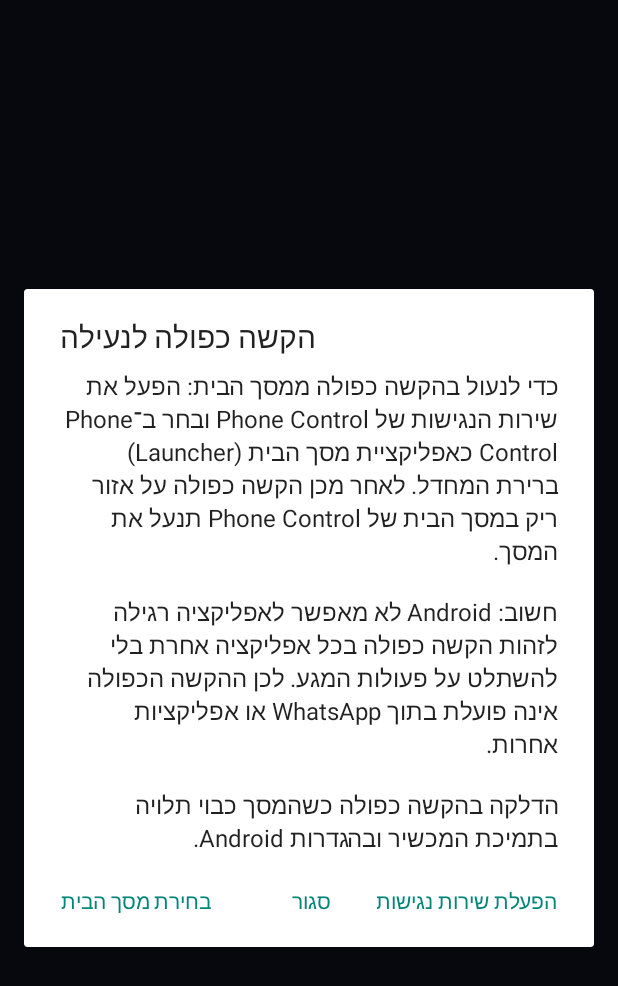
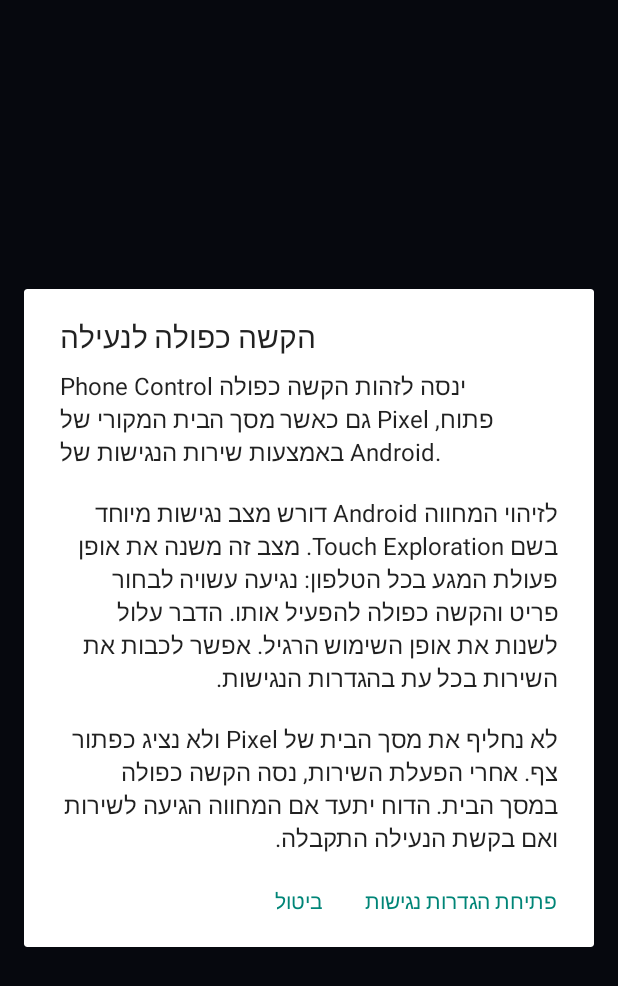
Before and after one commit to sjsjsjhshss823-glitch/Controls-the-phone, an Android app: the MainActivity screen opened directly, with no data from a screen before it, after a tap on "הגדרות הקשה כפולה ⚙", on a phone screen of 412 x 824 dp. Shown: the top 986 px of the screen. Run offline under Robolectric (Android 15) with nearby library versions, the phone set to English and light mode, and no system bars.

Commit message:
Keep Pixel Launcher and remove floating control overlay

```diff
--- a/app/src/main/java/com/phonecontrol/launcher/MainActivity.kt
+++ b/app/src/main/java/com/phonecontrol/launcher/MainActivity.kt
@@ -54,7 +54,7 @@ class MainActivity : Activity() {
         loadApps()
         buildInterface()
         startService(Intent(this, ControlNotificationService::class.java))
-        ensureOverlayControls()
+        stopService(Intent(this, FloatingControlService::class.java))
         handleControlAction(intent)
         showHome()
     }
@@ -62,18 +62,7 @@ class MainActivity : Activity() {
     override fun onResume() {
         super.onResume()
         DiagnosticLogger.record(this, "ACTIVITY_ON_RESUME", "drawerOpen=$drawerOpen")
-        if (Settings.canDrawOverlays(this)) {
-            startService(Intent(this, FloatingControlService::class.java))
-        }
-    }
-
-    private fun ensureOverlayControls() {
-        if (Settings.canDrawOverlays(this)) {
-            startService(Intent(this, FloatingControlService::class.java))
-        } else {
-            Toast.makeText(this, "כדי להציג את מסך השליטה מעל כל אפליקציה, יש לאשר הצגה מעל אפליקציות אחרות", Toast.LENGTH_LONG).show()
-            startActivity(Intent(Settings.ACTION_MANAGE_OVERLAY_PERMISSION, Uri.parse("package:$packageName")))
-        }
+        stopService(Intent(this, FloatingControlService::class.java))
     }
 
     override fun onNewIntent(intent: Intent) {
@@ -485,19 +474,12 @@ class MainActivity : Activity() {
     }
 
     private fun showDoubleTapHelp() {
-        val message = "כדי לנעול בהקשה כפולה ממסך הבית: הפעל את שירות הנגישות של Phone Control ובחר ב־Phone Control כאפליקציית מסך הבית (Launcher) ברירת המחדל. לאחר מכן הקשה כפולה על אזור ריק במסך הבית של Phone Control תנעל את המסך.\n\nחשוב: Android לא מאפשר לאפליקציה רגילה לזהות הקשה כפולה בכל אפליקציה אחרת בלי להשתלט על פעולות המגע. לכן ההקשה הכפולה אינה פועלת בתוך WhatsApp או אפליקציות אחרות.\n\nהדלקה בהקשה כפולה כשהמסך כבוי תלויה בתמיכת המכשיר ובהגדרות Android."
+        val message = "Phone Control ינסה לזהות הקשה כפולה גם כאשר מסך הבית המקורי של Pixel פתוח, באמצעות שירות הנגישות של Android.\n\nלזיהוי המחווה Android דורש מצב נגישות מיוחד בשם Touch Exploration. מצב זה משנה את אופן פעולת המגע בכל הטלפון: נגיעה עשויה לבחור פריט והקשה כפולה להפעיל אותו. הדבר עלול לשנות את אופן השימוש הרגיל. אפשר לכבות את השירות בכל עת בהגדרות הנגישות.\n\nלא נחליף את מסך הבית של Pixel ולא נציג כפתור צף. אחרי הפעלת השירות, נסה הקשה כפולה במסך הבית. הדוח יתעד אם המחווה הגיעה לשירות ואם בקשת הנעילה התקבלה."
         android.app.AlertDialog.Builder(this)
             .setTitle("הקשה כפולה לנעילה")
             .setMessage(message)
-            .setPositiveButton("הפעלת שירות נגישות") { _, _ -> startActivity(Intent(Settings.ACTION_ACCESSIBILITY_SETTINGS)) }
-            .setNeutralButton("בחירת מסך הבית") { _, _ ->
-                try {
-                    startActivity(Intent(Settings.ACTION_HOME_SETTINGS))
-                } catch (e: Exception) {
-                    startActivity(Intent(Intent.ACTION_MAIN).addCategory(Intent.CATEGORY_HOME))
-                }
-            }
-            .setNegativeButton("סגור", null)
+            .setPositiveButton("פתיחת הגדרות נגישות") { _, _ -> startActivity(Intent(Settings.ACTION_ACCESSIBILITY_SETTINGS)) }
+            .setNegativeButton("ביטול", null)
             .show()
     }
 
```
